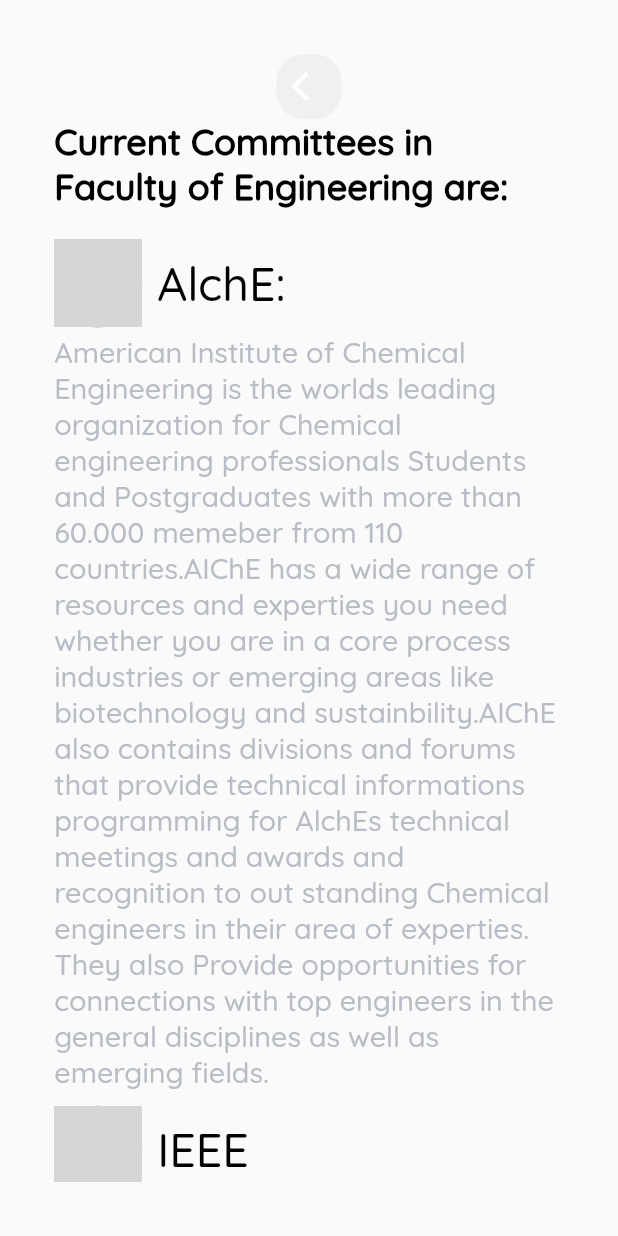
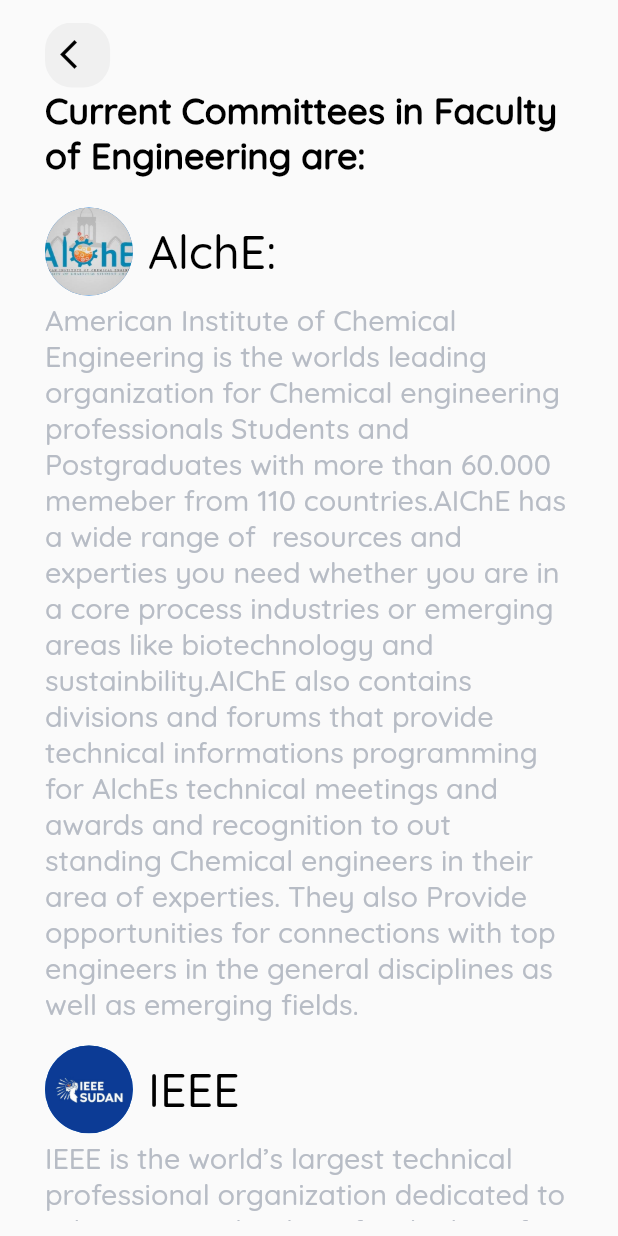
Before and after one commit to l04i/eeese_hackathon, a Flutter app: the screen it shows after launch, on a phone screen of 412 x 824 dp. Run offline on Flutter 3.47's test engine with Material 2 defaults, Android fonts, the light colour scheme and no system bars; our stand-ins replace cloud_firestore, firebase_auth, firebase_core, firebase_storage, get, google_nav_bar and 3 more; accounts and stored records are empty; grey boxes are pictures that could not be loaded.

Commit message:
update pics

```diff
--- a/lib/view/screens/committees_screen.dart
+++ b/lib/view/screens/committees_screen.dart
@@ -14,11 +14,13 @@
     return Scaffold(
       body: SafeArea(
         child: Container(
-          padding: EdgeInsets.all(Dimensions.height30),
+          padding: const EdgeInsets.fromLTRB(30, 15, 30, 10),
           child: SingleChildScrollView(
             child: Column(
+              crossAxisAlignment: CrossAxisAlignment.start,
               children: [
                 AppIcon(
+                    iconColor: Colors.black,
                     onPressed: () {
                       Get.back();
                     },
@@ -35,28 +37,31 @@
                 ),
                 const CommitteeCard(
                     name: "AlchE:",
-                    url: "",
+                    url: "alche.jpg",
                     about:
                         "American Institute of Chemical Engineering is the worlds leading organization for Chemical engineering professionals Students and Postgraduates with more than 60.000 memeber from 110 countries.AIChE has a wide range of  resources and experties you need whether you are in a core process industries or emerging areas like biotechnology and sustainbility.AIChE also contains divisions and forums that provide technical informations programming for AlchEs technical meetings and awards and recognition to out standing Chemical engineers in their area of experties. They also Provide opportunities for connections with top engineers in the general disciplines as well as emerging fields."),
                 const SizedBox(
-                  height: 10,
+                  height: 15,
                 ),
                 const CommitteeCard(
                     name: "IEEE",
-                    url: "",
+                    url: "ieee.jpg",
                     about:
                         "IEEE is the world’s largest technical professional organization dedicated to advancing technology for the benefit of humanity. IEEE and its members inspire a global community through its highly cited publications, conferences, technology standards, and professional and educational activities."),
                 const SizedBox(
-                  height: 10,
+                  height: 15,
                 ),
                 const CommitteeCard(
                     name: "AEE",
-                    url: "",
+                    url: "aee.jpg",
                     about:
                         "The Association of Energy Engineers (AEE), founded in 1977 by Albert Thumann, is a nonprofit professional society of over 18,000 members in more than 100 countries. The mission of AEE is to promote the scientific and educational interests of those engaged in the energy industry and to foster action for Sustainable Development. The AEE UofK Chapter is a group of students interested in sustainable development and energy production and utilization. The UofK AEE chapter was established in January of 2021, and it is an endeavor to provide knowledge about the national sectors responsible for energy, discuss the various existing and suggested projects, and raise awareness about all the disciplines of energy."),
+                const SizedBox(
+                  height: 15,
+                ),
                 const CommitteeCard(
                     name: "CESS",
-                    url: "",
+                    url: "cess.jpg",
                     about:
                         "Civil Engineering Students Society at the University of Khartoum CESS UofK is a non-profit, student-run organization that is aimed at enhancing the quality of the college experience for the students, as well as recognize their needs and respond to them. The organization has a global recognition from both the International  Association of Civil Engineering Students IACES as the sole local committee in Sudan, known as IACES LC Khartoum, in addition to having an official students  chapter i the well established Institute of Civil Engineering ICE in the United Kingdom. CESS UofK is dedicated to enriching the students life and provide them with all the relevant information training and academic aids via its varying activities articles event sexpeditions and conferences.")
               ],
@@ -88,7 +93,7 @@
           children: [
             CircleAvatar(
               radius: Dimensions.radius30,
-              backgroundImage: NetworkImage(url),
+              backgroundImage: AssetImage("assets/images/$url"),
             ),
             const SizedBox(
               width: 10,
--- a/lib/view/widgets/app_icon.dart
+++ b/lib/view/widgets/app_icon.dart
@@ -5,11 +5,13 @@
 class AppIcon extends StatelessWidget {
   final IconData icon;
   final void Function() onPressed;
+  final Color iconColor;
 
   const AppIcon({
     Key? key,
     required this.onPressed,
     required this.icon,
+    this.iconColor = Colors.white,
   }) : super(key: key);
 
   @override
@@ -27,7 +29,7 @@
         icon: Icon(
           icon,
           size: Dimensions.isconSize24,
-          color: Colors.white,
+          color: iconColor,
         ),
       )),
     );
```
Also changed, not shown: lib/data/models/user.dart (+6 -12 lines), assets/images/aee.jpg (added), assets/images/alche.jpg (added), assets/images/cess.jpg (added), assets/images/ieee.jpg (added).
